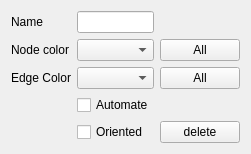
This is src/Interface/GraphPropertiesWidget.ui in KDE/rocs as Qt 5 draws it before an edit. The edited form follows.
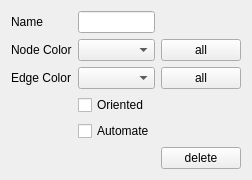
This is the edited form. Custom widgets are drawn as their Qt base class.

Commit message: fixed the graph properties dialog.

The edit to the form file:
```diff
--- a/src/Interface/GraphPropertiesWidget.ui
+++ b/src/Interface/GraphPropertiesWidget.ui
@@ -6,8 +6,8 @@
    <rect>
     <x>0</x>
     <y>0</y>
-    <width>244</width>
-    <height>151</height>
+    <width>226</width>
+    <height>171</height>
    </rect>
   </property>
   <property name="windowTitle">
@@ -21,26 +21,19 @@
      </property>
     </widget>
    </item>
-   <item row="0" column="1">
-    <widget class="QLineEdit" name="_graphName"/>
+   <item row="0" column="1" colspan="2">
+    <widget class="KLineEdit" name="_graphName"/>
    </item>
    <item row="1" column="0">
     <widget class="QLabel" name="label_15">
      <property name="text">
-      <string>Node color</string>
+      <string>Node Color</string>
      </property>
     </widget>
    </item>
-   <item row="1" column="1">
+   <item row="1" column="1" colspan="2">
     <widget class="KColorCombo" name="_graphNodeColor"/>
    </item>
-   <item row="1" column="2">
-    <widget class="KPushButton" name="_graphNodeApplyNow">
-     <property name="text">
-      <string>All</string>
-     </property>
-    </widget>
-   </item>
    <item row="2" column="0">
     <widget class="QLabel" name="label_16">
      <property name="text">
@@ -48,32 +41,39 @@
      </property>
     </widget>
    </item>
-   <item row="2" column="1">
+   <item row="2" column="1" colspan="2">
     <widget class="KColorCombo" name="_graphEdgeColor"/>
    </item>
-   <item row="2" column="2">
-    <widget class="KPushButton" name="_graphEdgeApplyNow">
-     <property name="text">
-      <string>All</string>
-     </property>
-    </widget>
-   </item>
-   <item row="3" column="1">
-    <widget class="QCheckBox" name="_graphAutomate">
-     <property name="text">
-      <string>Automate</string>
-     </property>
-    </widget>
-   </item>
-   <item row="4" column="1">
+   <item row="4" column="1" colspan="2">
     <widget class="QCheckBox" name="_graphOriented">
      <property name="text">
       <string>Oriented</string>
      </property>
     </widget>
    </item>
-   <item row="4" column="2">
-    <widget class="KPushButton" name="_graphDelete">
+   <item row="5" column="1" colspan="2">
+    <widget class="QCheckBox" name="_graphAutomate">
+     <property name="text">
+      <string>Automate</string>
+     </property>
+    </widget>
+   </item>
+   <item row="1" column="3">
+    <widget class="KPushButton" name="_graphNodeColorApplyNow">
+     <property name="text">
+      <string>all</string>
+     </property>
+    </widget>
+   </item>
+   <item row="2" column="3">
+    <widget class="KPushButton" name="_graphEdgeColorApplyNow">
+     <property name="text">
+      <string>all</string>
+     </property>
+    </widget>
+   </item>
+   <item row="6" column="3">
+    <widget class="KPushButton" name="kpushbutton">
      <property name="text">
       <string>delete</string>
      </property>
@@ -87,6 +87,11 @@
    <extends>QPushButton</extends>
    <header>kpushbutton.h</header>
   </customwidget>
+  <customwidget>
+   <class>KLineEdit</class>
+   <extends>QLineEdit</extends>
+   <header>klineedit.h</header>
+  </customwidget>
   <customwidget>
    <class>KColorCombo</class>
    <extends>QComboBox</extends>
```
Left out of the diff: 6 changed lines with no effect on the pictures. The commit also changes 4 other files.
